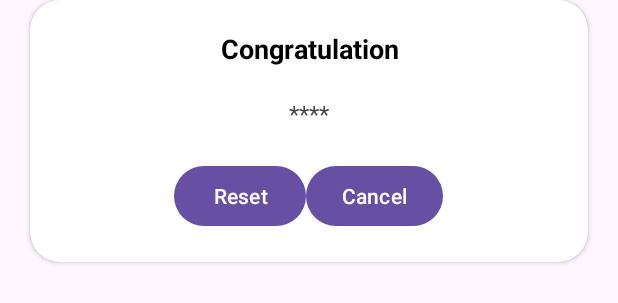
After one commit to TrongQuocLe/WordleGame, an Android app: the layout game_end_dialog.xml on its own in the app's theme, with its tools: preview values and no code run, on a phone screen of 412 x 824 dp. The commit adds this screen. Shown: the top 303 px of the screen. Run offline under Robolectric (Android 15) with nearby library versions, the phone set to English and light mode, and no system bars.

Commit message:
Add features: See the correctness of guess in dialog when lost or won

```diff
--- /dev/null
+++ b/app/src/main/res/layout/game_end_dialog.xml
@@ -0,0 +1,68 @@
+<?xml version="1.0" encoding="utf-8"?>
+<androidx.cardview.widget.CardView xmlns:android="http://schemas.android.com/apk/res/android"
+    android:layout_width="match_parent"
+    android:layout_height="wrap_content"
+    xmlns:app="http://schemas.android.com/apk/res-auto"
+    app:cardBackgroundColor="@color/white"
+    app:cardCornerRadius="20dp"
+    android:layout_marginHorizontal="20dp">
+
+    <LinearLayout
+        android:gravity="center"
+        android:orientation="vertical"
+        android:padding="20dp"
+        android:layout_width="match_parent"
+        android:layout_height="wrap_content"
+        >
+
+        <TextView
+            android:textSize="18sp"
+            android:textColor="@color/black"
+            android:textStyle="bold"
+            android:text="Congratulation"
+            android:gravity="center"
+            android:layout_width="match_parent"
+            android:layout_height="wrap_content"
+            >
+        </TextView>
+
+        <TextView
+            android:id="@+id/solution"
+            android:layout_width="match_parent"
+            android:layout_height="wrap_content"
+            android:gravity="center"
+            android:text="****"
+            android:textSize="16sp"
+            android:layout_marginTop="20dp"
+            >
+        </TextView>
+
+        <LinearLayout
+            android:layout_width="match_parent"
+            android:layout_height="wrap_content"
+            android:gravity="center"
+            android:layout_marginTop="20dp"
+            android:orientation="horizontal"
+            >
+
+            <Button
+                android:id="@+id/resetBtn"
+                android:layout_width="wrap_content"
+                android:layout_height="wrap_content"
+                android:textSize="14sp"
+                android:text="Reset">
+            </Button>
+
+            <Button
+                android:id="@+id/cancelBtn"
+                android:layout_width="wrap_content"
+                android:layout_height="wrap_content"
+                android:textSize="14sp"
+                android:text="Cancel">
+            </Button>
+
+        </LinearLayout>
+
+    </LinearLayout>
+
+</androidx.cardview.widget.CardView>
```
Also changed, not shown: app/src/main/java/com/example/wordlegame/MainActivity.kt (+138 -8 lines), app/src/main/res/layout/activity_main.xml (+9 -8 lines).
